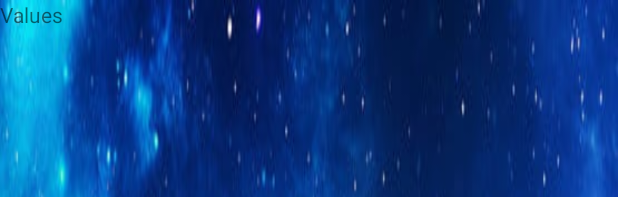
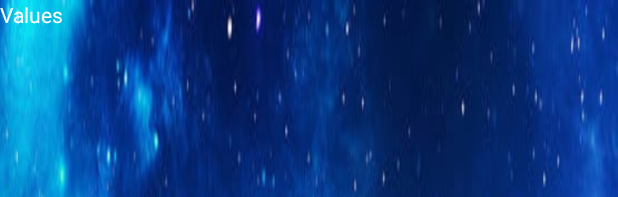
Before and after one commit to TheoBall/Snake_Game, an Android app: the layout activity_main.xml on its own in the app's theme, with its tools: preview values and no code run, on a phone screen of 412 x 824 dp. Shown: the top 197 px of the screen. Run offline under Robolectric (Android 15) with nearby library versions, the light colour scheme and no system bars.

Commit message:
texte en blanc

```diff
--- a/app/src/main/res/layout/activity_main.xml
+++ b/app/src/main/res/layout/activity_main.xml
@@ -12,6 +12,7 @@
         android:layout_width="118dp"
         android:layout_height="95dp"
         android:text="Values"
+        android:textColor="#FFFFFF"
         app:layout_constraintStart_toStartOf="parent"
         app:layout_constraintTop_toTopOf="parent"
         android:elevation="10dp"/>
```
